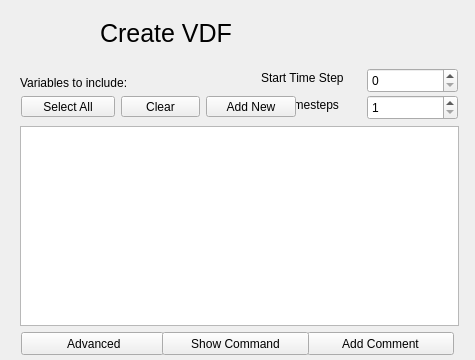
Above: apps/vdcwizard/ui/Page3.ui from yyr/vapor before the change. Below: the same form after it.
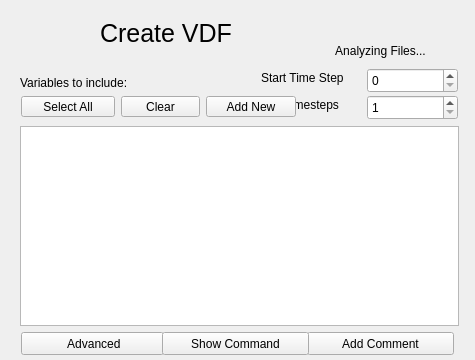
That is the form after the change.

Commit message: Finishing touches on wizard interface

```diff
--- a/apps/vdcwizard/ui/Page3.ui
+++ b/apps/vdcwizard/ui/Page3.ui
@@ -217,6 +217,28 @@
     <string>Show Command</string>
    </property>
   </widget>
+  <widget class="QLabel" name="processIndicator">
+   <property name="geometry">
+    <rect>
+     <x>310</x>
+     <y>30</y>
+     <width>141</width>
+     <height>41</height>
+    </rect>
+   </property>
+   <property name="layoutDirection">
+    <enum>Qt::LeftToRight</enum>
+   </property>
+   <property name="text">
+    <string>Analyzing Files...</string>
+   </property>
+   <property name="alignment">
+    <set>Qt::AlignCenter</set>
+   </property>
+   <property name="wordWrap">
+    <bool>true</bool>
+   </property>
+  </widget>
  </widget>
  <resources/>
  <connections/>
```
The commit also changes 4 other files.
